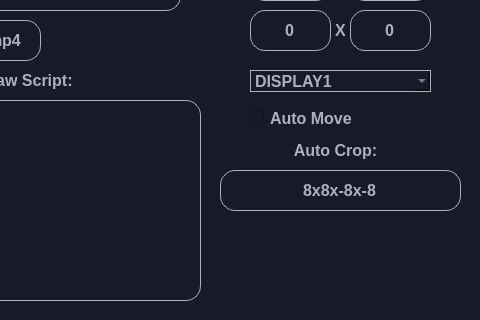
This is ui.ui in Pixelsuft/ScreenReader as Qt 5 draws it before an edit; both pictures show x 160 to 640 and y 160 to 480 of the 640 by 480 pixel window. The edited form follows.
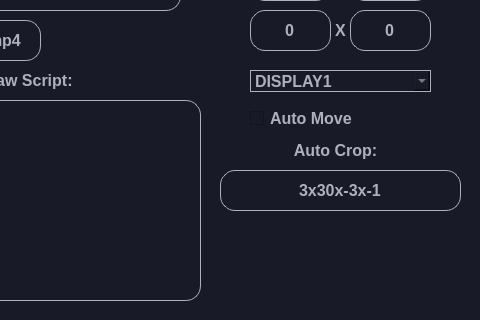
This is the edited form. Icons and pictures are not drawn.

Diff of the .ui file:
```diff
--- a/ui.ui
+++ b/ui.ui
@@ -660,7 +660,7 @@
 border-radius: 15px;</string>
     </property>
     <property name="text">
-     <string>8x8x-8x-8</string>
+     <string>3x30x-3x-1</string>
     </property>
     <property name="alignment">
      <set>Qt::AlignCenter</set>
```
